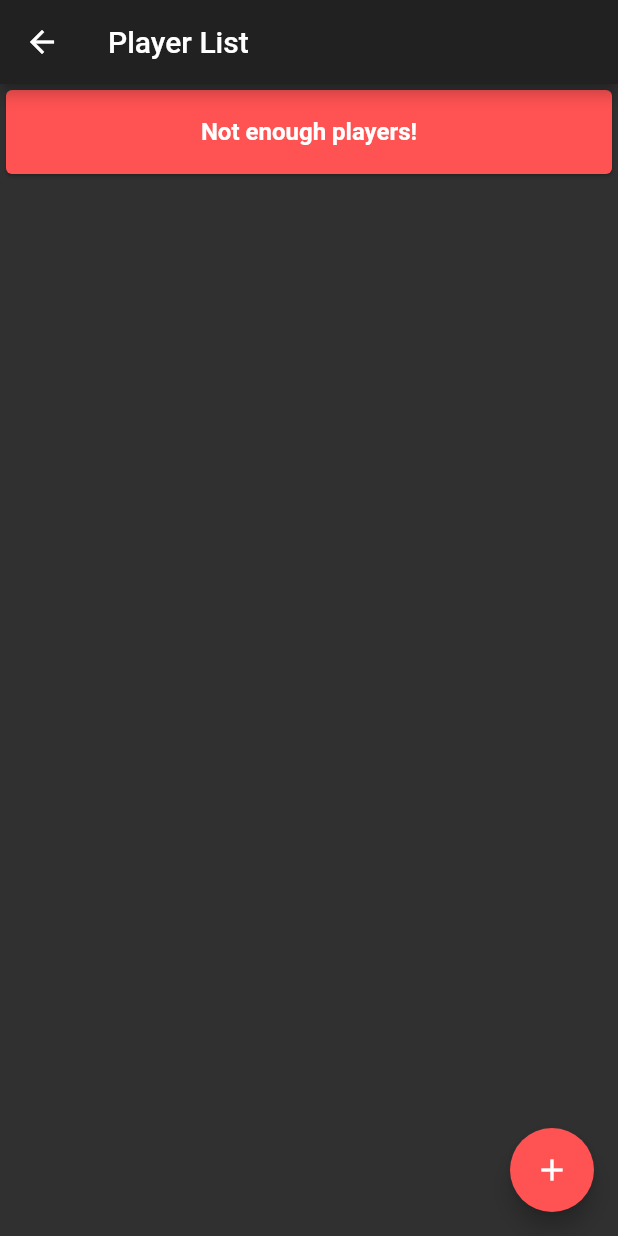
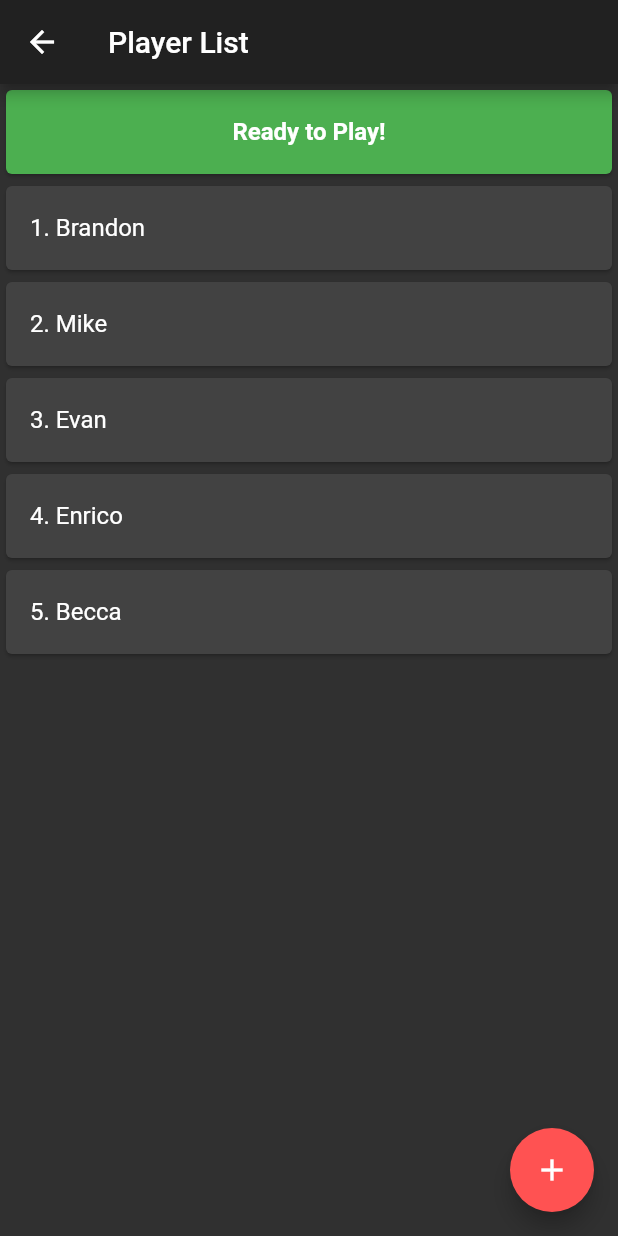
Before and after one commit to leer10/shroles, a Flutter app: the PlayerListScreen screen opened by its route, on a phone screen of 412 x 824 dp. Run offline on Flutter 3.47's test engine with Material 2 defaults, Android fonts, the phone set to English and light mode, and no system bars.

Commit message:
can't go back. also added convenience players

```diff
--- a/lib/main.dart
+++ b/lib/main.dart
@@ -4,6 +4,7 @@ import 'package:provider/provider.dart';
 import 'package:hitlerrolechooserflutter/addplayerscreen.dart';
 import 'package:hitlerrolechooserflutter/playerlistscreen.dart';
 import 'package:hitlerrolechooserflutter/roleintroductionscreen.dart';
+import 'package:hitlerrolechooserflutter/roundscreen.dart';
 
 void main() => runApp(ChangeNotifierProvider(builder: (context) => GameState(), child: MyApp()));
 
@@ -30,7 +31,8 @@ class MyApp extends StatelessWidget {
         '/': (context) => WelcomeScreen(),
         '/playerlist': (context) => PlayerListScreen(),
         '/playerlist/addplayer': (context) => AddPlayerScreen(),
-        '/roleintroduction': (context) => RoleIntroductionScreen(),
+        '/roundscreen/roleintroduction': (context) => RoleIntroductionScreen(),
+        '/roundscreen': (context) => RoundScreen(),
       }
     );
   }
@@ -47,11 +49,11 @@ void deletePlayer(Player player){
   notifyListeners();
 }
 GameState(){
-//  addPlayer("Brandon");
-//  addPlayer("Mike");
-//  addPlayer("Evan");
-//  addPlayer("Enrico");
-//  addPlayer("Becca");
+  addPlayer("Brandon");
+  addPlayer("Mike");
+  addPlayer("Evan");
+  addPlayer("Enrico");
+  addPlayer("Becca");
 }
 }
 
--- a/lib/playerlistscreen.dart
+++ b/lib/playerlistscreen.dart
@@ -79,7 +79,7 @@ class PlayerNumberWidget extends StatelessWidget {
         child: InkWell(
             onTap: () {
               //print("pressed!");
-              Navigator.pushNamed(context, '/roleintroduction');
+              Navigator.pushNamedAndRemoveUntil(context, '/roundscreen', (_) => false);
             },
             child: ListTile(
                 title: Text("Ready to Play!",
```
